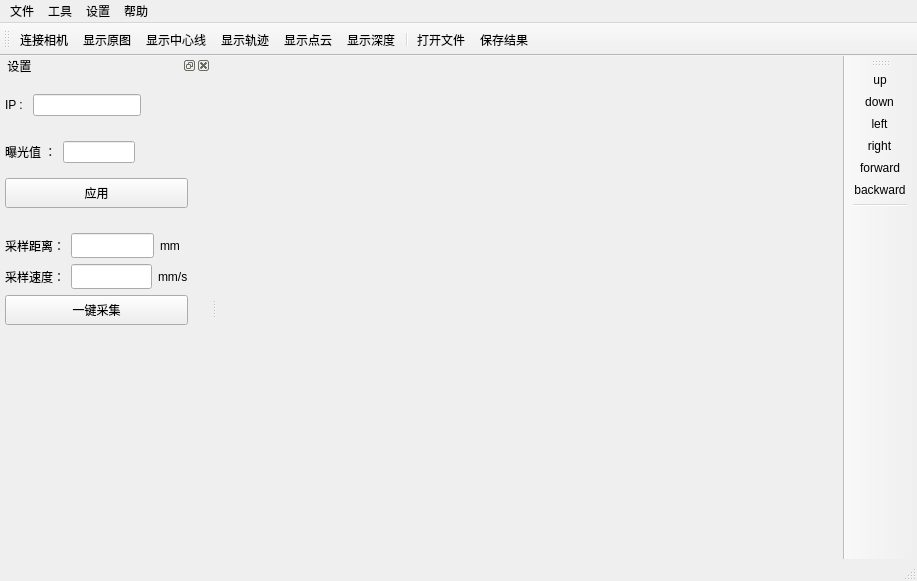
Before: the Qt Designer form mainwindow.ui in WY-Huang/laserV4, drawn with Qt 5.
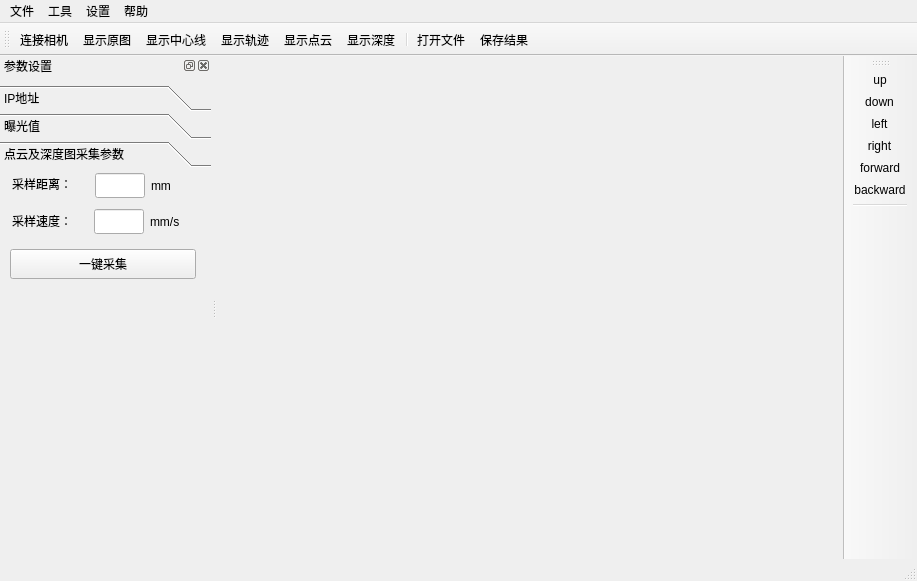
After: the same form once the commit is applied. Icons and pictures are not drawn. Custom widgets are drawn as their Qt base class.

Commit message: set fold effect

Patch:
```diff
--- a/mainwindow.ui
+++ b/mainwindow.ui
@@ -137,39 +137,48 @@
     <bool>false</bool>
    </property>
    <property name="windowTitle">
-    <string> 设置</string>
+    <string>参数设置</string>
    </property>
    <attribute name="dockWidgetArea">
     <number>1</number>
    </attribute>
    <widget class="QWidget" name="dockWidgetContents">
-    <widget class="QWidget" name="verticalLayoutWidget_2">
+    <widget class="QToolBox" name="toolBox">
      <property name="geometry">
       <rect>
        <x>0</x>
        <y>10</y>
-       <width>193</width>
-       <height>251</height>
+       <width>211</width>
+       <height>211</height>
       </rect>
      </property>
-     <layout class="QVBoxLayout" name="verticalLayout_2">
-      <property name="leftMargin">
-       <number>5</number>
-      </property>
-      <property name="rightMargin">
-       <number>5</number>
-      </property>
-      <item>
-       <layout class="QHBoxLayout" name="horizontalLayout">
-        <item>
-         <widget class="QLabel" name="labelIP">
-          <property name="text">
-           <string>IP : </string>
-          </property>
-         </widget>
-        </item>
-        <item>
+     <property name="currentIndex">
+      <number>2</number>
+     </property>
+     <property name="tabSpacing">
+      <number>2</number>
+     </property>
+     <widget class="QWidget" name="page">
+      <property name="geometry">
+       <rect>
+        <x>0</x>
+        <y>0</y>
+        <width>211</width>
+        <height>112</height>
+       </rect>
+      </property>
+      <attribute name="label">
+       <string>IP地址</string>
+      </attribute>
          <widget class="QLineEdit" name="IpAddr">
+       <property name="geometry">
+        <rect>
+         <x>10</x>
+         <y>0</y>
+         <width>112</width>
+         <height>25</height>
+        </rect>
+       </property>
           <property name="sizePolicy">
            <sizepolicy hsizetype="Maximum" vsizetype="Fixed">
             <horstretch>0</horstretch>
@@ -192,61 +201,28 @@
            <bool>false</bool>
           </property>
          </widget>
-        </item>
-        <item>
-         <spacer name="horizontalSpacer">
-          <property name="orientation">
-           <enum>Qt::Horizontal</enum>
-          </property>
-          <property name="sizeHint" stdset="0">
-           <size>
-            <width>40</width>
-            <height>20</height>
-           </size>
-          </property>
-         </spacer>
-        </item>
-       </layout>
-      </item>
-      <item>
-       <spacer name="verticalSpacer">
-        <property name="orientation">
-         <enum>Qt::Vertical</enum>
-        </property>
-        <property name="sizeType">
-         <enum>QSizePolicy::Fixed</enum>
-        </property>
-        <property name="sizeHint" stdset="0">
-         <size>
-          <width>20</width>
-          <height>10</height>
-         </size>
-        </property>
-       </spacer>
-      </item>
-      <item>
-       <layout class="QHBoxLayout" name="horizontalLayout_2">
-        <item>
-         <widget class="QLabel" name="labelExposure">
-          <property name="sizePolicy">
-           <sizepolicy hsizetype="Preferred" vsizetype="Fixed">
-            <horstretch>0</horstretch>
-            <verstretch>0</verstretch>
-           </sizepolicy>
-          </property>
-          <property name="maximumSize">
-           <size>
-            <width>16777215</width>
-            <height>25</height>
-           </size>
-          </property>
-          <property name="text">
-           <string>曝光值 ：</string>
-          </property>
-         </widget>
-        </item>
-        <item>
+     </widget>
+     <widget class="QWidget" name="page_2">
+      <property name="geometry">
+       <rect>
+        <x>0</x>
+        <y>0</y>
+        <width>211</width>
+        <height>112</height>
+       </rect>
+      </property>
+      <attribute name="label">
+       <string>曝光值</string>
+      </attribute>
          <widget class="QLineEdit" name="exposureValue">
+       <property name="geometry">
+        <rect>
+         <x>10</x>
+         <y>0</y>
+         <width>72</width>
+         <height>25</height>
+        </rect>
+       </property>
           <property name="sizePolicy">
            <sizepolicy hsizetype="Fixed" vsizetype="Fixed">
             <horstretch>0</horstretch>
@@ -272,24 +248,15 @@
            <string/>
           </property>
          </widget>
-        </item>
-        <item>
-         <spacer name="horizontalSpacer_3">
-          <property name="orientation">
-           <enum>Qt::Horizontal</enum>
-          </property>
-          <property name="sizeHint" stdset="0">
-           <size>
-            <width>40</width>
-            <height>20</height>
-           </size>
-          </property>
-         </spacer>
-        </item>
-       </layout>
-      </item>
-      <item>
        <widget class="QPushButton" name="applyBtn">
+       <property name="geometry">
+        <rect>
+         <x>110</x>
+         <y>0</y>
+         <width>71</width>
+         <height>25</height>
+        </rect>
+       </property>
         <property name="maximumSize">
          <size>
           <width>300</width>
@@ -306,29 +273,20 @@
          </size>
         </property>
        </widget>
-      </item>
-      <item>
-       <spacer name="verticalSpacer_2">
-        <property name="orientation">
-         <enum>Qt::Vertical</enum>
-        </property>
-        <property name="sizeType">
-         <enum>QSizePolicy::Fixed</enum>
-        </property>
-        <property name="sizeHint" stdset="0">
-         <size>
-          <width>20</width>
-          <height>10</height>
-         </size>
-        </property>
-       </spacer>
-      </item>
-      <item>
-       <layout class="QVBoxLayout" name="verticalLayout">
-        <item>
-         <layout class="QHBoxLayout" name="horizontalLayout_3">
-          <item>
+     </widget>
+     <widget class="QWidget" name="page_3">
+      <attribute name="label">
+       <string>点云及深度图采集参数</string>
+      </attribute>
            <widget class="QLabel" name="labelDis">
+       <property name="geometry">
+        <rect>
+         <x>12</x>
+         <y>2</y>
+         <width>75</width>
+         <height>25</height>
+        </rect>
+       </property>
             <property name="minimumSize">
              <size>
               <width>0</width>
@@ -339,71 +297,15 @@
              <string>采样距离：</string>
             </property>
            </widget>
-          </item>
-          <item>
-           <layout class="QHBoxLayout" name="horizontalLayout_4">
-            <item>
-             <widget class="QLineEdit" name="sampleDis">
-              <property name="sizePolicy">
-               <sizepolicy hsizetype="MinimumExpanding" vsizetype="Fixed">
-                <horstretch>0</horstretch>
-                <verstretch>0</verstretch>
-               </sizepolicy>
-              </property>
-              <property name="minimumSize">
-               <size>
-                <width>50</width>
-                <height>25</height>
-               </size>
-              </property>
-              <property name="toolTipDuration">
-               <number>10</number>
-              </property>
-             </widget>
-            </item>
-            <item>
-             <widget class="QLabel" name="labelMM">
-              <property name="sizePolicy">
-               <sizepolicy hsizetype="Fixed" vsizetype="Fixed">
-                <horstretch>0</horstretch>
-                <verstretch>0</verstretch>
-               </sizepolicy>
-              </property>
-              <property name="minimumSize">
-               <size>
-                <width>0</width>
-                <height>25</height>
-               </size>
-              </property>
-              <property name="text">
-               <string>mm</string>
-              </property>
-             </widget>
-            </item>
-           </layout>
-          </item>
-          <item>
-           <spacer name="horizontalSpacer_2">
-            <property name="orientation">
-             <enum>Qt::Horizontal</enum>
-            </property>
-            <property name="sizeType">
-             <enum>QSizePolicy::Minimum</enum>
-            </property>
-            <property name="sizeHint" stdset="0">
-             <size>
-              <width>8</width>
-              <height>20</height>
-             </size>
-            </property>
-           </spacer>
-          </item>
-         </layout>
-        </item>
-        <item>
-         <layout class="QHBoxLayout" name="horizontalLayout_6">
-          <item>
            <widget class="QLabel" name="labelVel">
+       <property name="geometry">
+        <rect>
+         <x>12</x>
+         <y>39</y>
+         <width>75</width>
+         <height>25</height>
+        </rect>
+       </property>
             <property name="minimumSize">
              <size>
               <width>0</width>
@@ -414,11 +316,40 @@
              <string>采样速度：</string>
             </property>
            </widget>
-          </item>
-          <item>
-           <layout class="QHBoxLayout" name="horizontalLayout_5">
-            <item>
+      <widget class="QPushButton" name="captureDepthBtn">
+       <property name="geometry">
+        <rect>
+         <x>10</x>
+         <y>80</y>
+         <width>186</width>
+         <height>30</height>
+        </rect>
+       </property>
+       <property name="minimumSize">
+        <size>
+         <width>0</width>
+         <height>25</height>
+        </size>
+       </property>
+       <property name="maximumSize">
+        <size>
+         <width>16777215</width>
+         <height>30</height>
+        </size>
+       </property>
+       <property name="text">
+        <string>一键采集</string>
+       </property>
+      </widget>
              <widget class="QLineEdit" name="sampleVel">
+       <property name="geometry">
+        <rect>
+         <x>94</x>
+         <y>40</y>
+         <width>50</width>
+         <height>25</height>
+        </rect>
+       </property>
               <property name="sizePolicy">
                <sizepolicy hsizetype="Fixed" vsizetype="Fixed">
                 <horstretch>0</horstretch>
@@ -431,13 +362,25 @@
                 <height>25</height>
                </size>
               </property>
+       <property name="maximumSize">
+        <size>
+         <width>50</width>
+         <height>25</height>
+        </size>
+       </property>
               <property name="toolTipDuration">
                <number>5</number>
               </property>
              </widget>
-            </item>
-            <item>
              <widget class="QLabel" name="labelMMS">
+       <property name="geometry">
+        <rect>
+         <x>150</x>
+         <y>40</y>
+         <width>39</width>
+         <height>25</height>
+        </rect>
+       </property>
               <property name="sizePolicy">
                <sizepolicy hsizetype="Fixed" vsizetype="Fixed">
                 <horstretch>0</horstretch>
@@ -454,33 +397,63 @@
                <string>mm/s</string>
               </property>
              </widget>
-            </item>
-           </layout>
-          </item>
-         </layout>
-        </item>
-        <item>
-         <widget class="QPushButton" name="captureDepthBtn">
+      <widget class="QLineEdit" name="sampleDis">
+       <property name="geometry">
+        <rect>
+         <x>95</x>
+         <y>4</y>
+         <width>50</width>
+         <height>25</height>
+        </rect>
+       </property>
+       <property name="sizePolicy">
+        <sizepolicy hsizetype="Fixed" vsizetype="Fixed">
+         <horstretch>0</horstretch>
+         <verstretch>0</verstretch>
+        </sizepolicy>
+       </property>
           <property name="minimumSize">
            <size>
-            <width>0</width>
+         <width>50</width>
             <height>25</height>
            </size>
           </property>
           <property name="maximumSize">
            <size>
-            <width>16777215</width>
-            <height>30</height>
+         <width>50</width>
+         <height>25</height>
+        </size>
+       </property>
+       <property name="toolTipDuration">
+        <number>10</number>
+       </property>
+      </widget>
+      <widget class="QLabel" name="labelMM">
+       <property name="geometry">
+        <rect>
+         <x>151</x>
+         <y>4</y>
+         <width>26</width>
+         <height>25</height>
+        </rect>
+       </property>
+       <property name="sizePolicy">
+        <sizepolicy hsizetype="Fixed" vsizetype="Fixed">
+         <horstretch>0</horstretch>
+         <verstretch>0</verstretch>
+        </sizepolicy>
+       </property>
+       <property name="minimumSize">
+        <size>
+         <width>0</width>
+         <height>25</height>
            </size>
           </property>
           <property name="text">
-           <string>一键采集</string>
-          </property>
-         </widget>
-        </item>
-       </layout>
-      </item>
-     </layout>
+        <string>mm</string>
+       </property>
+      </widget>
+     </widget>
     </widget>
    </widget>
   </widget>
```
Lines whose indentation alone changed are shown as unchanged. The commit also changes 1 other file.
